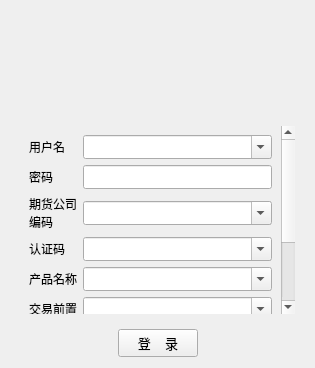
Qt form app/ui/signin.ui (ctpbee/ctpbee_desktop) before a commit.
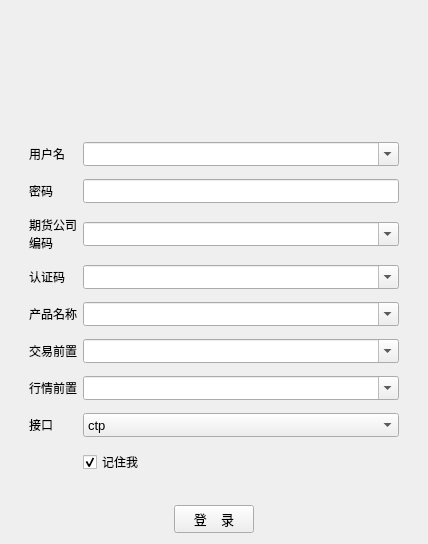
The same form after that commit. The open tabs and pages were chosen to show the change. Icons and pictures are not drawn.

Diff of the .ui file:
```diff
--- a/app/ui/signin.ui
+++ b/app/ui/signin.ui
@@ -9,8 +9,8 @@
    <rect>
     <x>0</x>
     <y>0</y>
-    <width>315</width>
-    <height>368</height>
+    <width>428</width>
+    <height>544</height>
    </rect>
   </property>
   <property name="minimumSize">
@@ -301,9 +301,9 @@
           <property name="geometry">
            <rect>
             <x>0</x>
-            <y>-116</y>
-            <width>250</width>
-            <height>299</height>
+            <y>0</y>
+            <width>392</width>
+            <height>370</height>
            </rect>
           </property>
           <layout class="QGridLayout" name="gridLayout_3" columnstretch="0,1">
```
Left out of the diff: 14 changed lines with no effect on the pictures.
